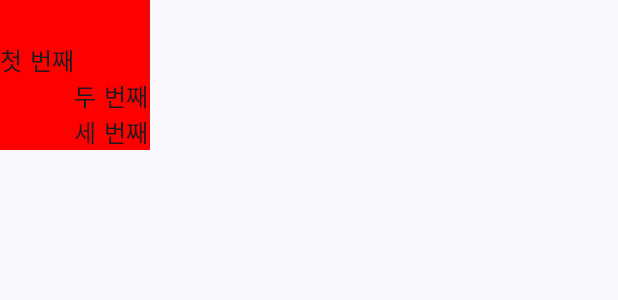
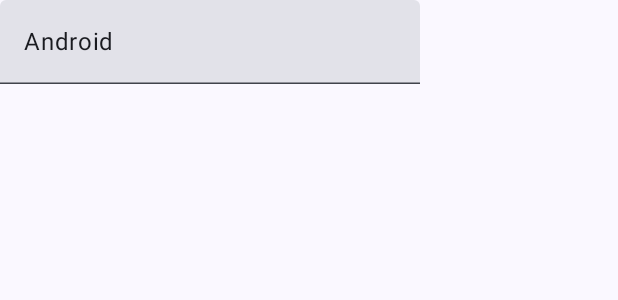
Before and after one commit to JangWoojun/Compose_UI, an Android app built with Jetpack Compose: the @Preview function GreetingPreview, on a phone screen of 412 x 824 dp. Shown: the top 300 px of the screen. Run offline under Robolectric (Android 15) with nearby library versions, the phone set to English and light mode, and no system bars.

Commit message:
9. TextField

```diff
--- a/app/src/main/java/com/seogaemo/compose_ui/MainActivity.kt
+++ b/app/src/main/java/com/seogaemo/compose_ui/MainActivity.kt
@@ -13,7 +13,12 @@ import androidx.compose.foundation.layout.padding
 import androidx.compose.foundation.layout.size
 import androidx.compose.material3.Scaffold
 import androidx.compose.material3.Text
+import androidx.compose.material3.TextField
 import androidx.compose.runtime.Composable
+import androidx.compose.runtime.getValue
+import androidx.compose.runtime.mutableStateOf
+import androidx.compose.runtime.remember
+import androidx.compose.runtime.setValue
 import androidx.compose.ui.Alignment
 import androidx.compose.ui.Modifier
 import androidx.compose.ui.graphics.Color
@@ -40,49 +45,8 @@ class MainActivity : ComponentActivity() {
 
 @Composable
 fun Greeting(name: String, modifier: Modifier = Modifier) {
-//    Column (modifier = Modifier.size(100.dp)) {
-//        Text(text = "첫 번째")
-//        Text(text = "두 번째")
-//        Text(text = "세 번째")
-//    }
-
-//    Column (
-//        modifier = Modifier
-//            .size(100.dp)
-//            .background(Color.Red)
-//        ,
-//        horizontalAlignment = Alignment.End
-//    ) {
-//        Text(text = "첫 번째")
-//        Text(text = "두 번째")
-//        Text(text = "세 번째")
-//    }
-
-//    Column (
-//        modifier = Modifier
-//            .size(100.dp)
-//            .background(Color.Red)
-//        ,
-//        verticalArrangement = Arrangement.Bottom,
-//        horizontalAlignment = Alignment.End
-//    ) {
-//        Text(text = "첫 번째")
-//        Text(text = "두 번째")
-//        Text(text = "세 번째")
-//    }
-
-    Column (
-        modifier = Modifier
-            .size(100.dp)
-            .background(Color.Red)
-        ,
-        verticalArrangement = Arrangement.Bottom,
-        horizontalAlignment = Alignment.End
-    ) {
-        Text(text = "첫 번째", modifier = Modifier.align(Alignment.Start).fillMaxWidth())
-        Text(text = "두 번째")
-        Text(text = "세 번째")
-    }
+    var value by remember { mutableStateOf(name) }
+    TextField(value = value, onValueChange = { newValue -> value = newValue } )
 }
 
 @Preview(showBackground = true)
```
